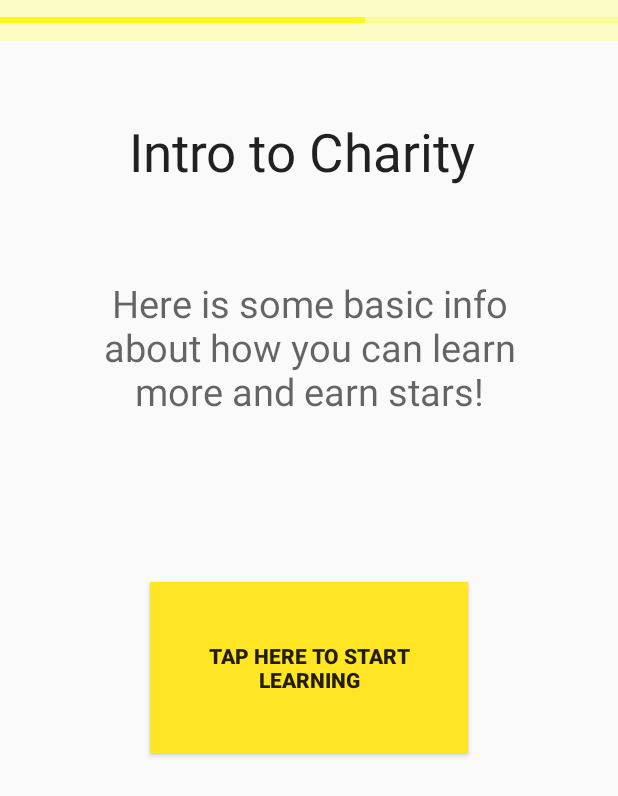
After one commit to lgrimes/seven, an Android app: the layout activity_education.xml on its own in the app's theme, with its tools: preview values and no code run, on a phone screen of 412 x 824 dp. The commit adds this screen. Shown: the top 796 px of the screen. Run offline under Robolectric (Android 15) with nearby library versions, the phone set to English and light mode, and no system bars.

Commit message:
Added basic activities for education section.

```diff
--- /dev/null
+++ b/app/src/main/res/layout/activity_education.xml
@@ -0,0 +1,57 @@
+<?xml version="1.0" encoding="utf-8"?>
+<LinearLayout xmlns:android="http://schemas.android.com/apk/res/android"
+    android:orientation="vertical" android:layout_width="match_parent"
+    android:layout_height="match_parent"
+    android:weightSum="1">
+
+
+    <ProgressBar
+        style="?android:attr/progressBarStyleHorizontal"
+        android:layout_width="match_parent"
+        android:layout_height="wrap_content"
+        android:id="@+id/starProgress"
+        android:indeterminate="false"
+        android:background="#98ffe27a"
+        android:backgroundTint="#ddfdff91"
+        android:layout_weight="0.05"
+        android:clickable="false"
+        android:progress="59"
+        android:progressBackgroundTint="#fff71b"
+        android:progressTint="#fff71b" />
+
+    <TextView
+        android:layout_width="300dp"
+        android:layout_height="wrap_content"
+        android:textAppearance="?android:attr/textAppearanceLarge"
+        android:text="@string/intro_to_charity"
+        android:id="@+id/eduIntro"
+        android:layout_gravity="center_horizontal"
+        android:padding="30dp"
+        android:textSize="35sp"
+        android:layout_margin="20dp" />
+
+    <TextView
+        android:layout_width="345dp"
+        android:layout_height="wrap_content"
+        android:textAppearance="?android:attr/textAppearanceMedium"
+        android:text="@string/charity_info"
+        android:id="@+id/basic_charity_info"
+        android:layout_gravity="center_horizontal"
+        android:padding="10dp"
+        android:textSize="25sp"
+        android:textAlignment="center" />
+
+    <Button
+        android:layout_width="wrap_content"
+        android:layout_height="114dp"
+        android:text="@string/learn"
+        android:id="@+id/learn"
+        android:layout_gravity="center_horizontal"
+        android:textStyle="bold"
+        android:typeface="normal"
+        android:enabled="true"
+        android:background="#ffe523"
+        android:clickable="true"
+        android:padding="20dp"
+        android:layout_margin="100dp" />
+</LinearLayout>
--- a/app/src/main/res/values/strings.xml
+++ b/app/src/main/res/values/strings.xml
@@ -3,4 +3,8 @@
 
     <string name="kinvey_app_id">kid_HJW2c4x_</string>
     <string name="kinvey_api_token">8af341776ddf47d3a60b3721b9f19532</string>
+    <string name="intro_to_charity">Intro to Charity</string>
+    <string name="charity_info">Here is some basic info about how you can learn more and earn stars!</string>
+    <string name="learn">Tap Here to Start Learning</string>
+    <string name="finish_learn">Return</string>
 </resources>
```
Also changed, not shown: app/src/main/java/au/com/shehacks/seven/seven/EducationActivity.java (added, +36 -0 lines), app/src/main/res/layout/activity_education_learn.xml (added, +38 -0 lines), build.gradle (line endings or trailing spaces).
